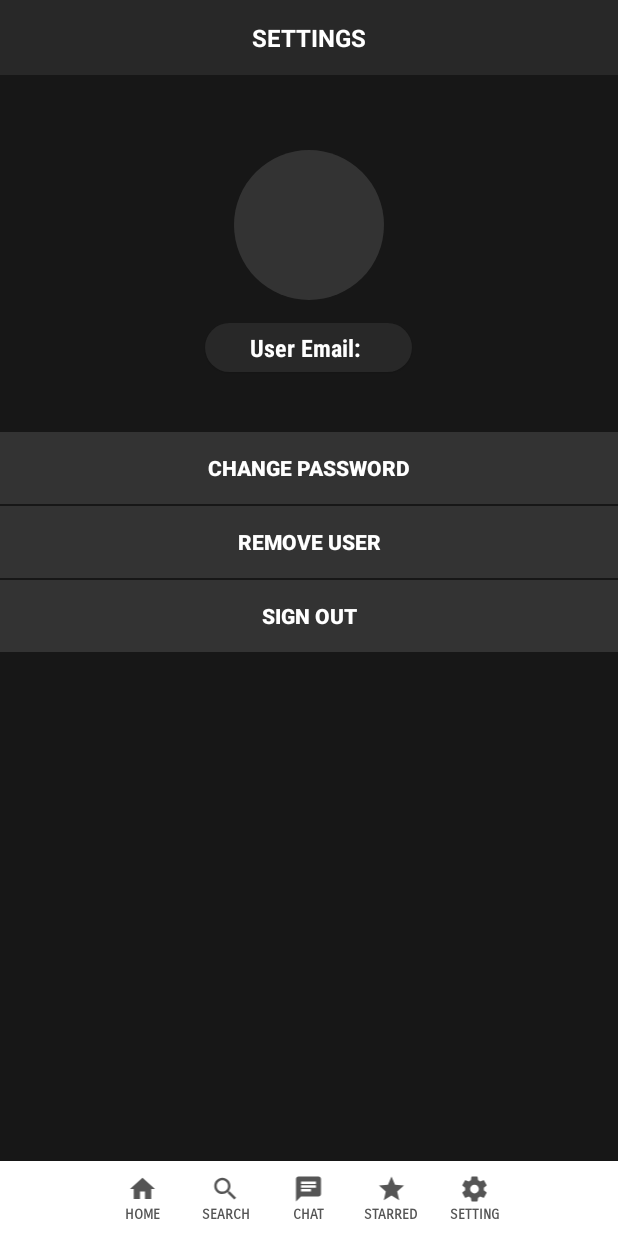
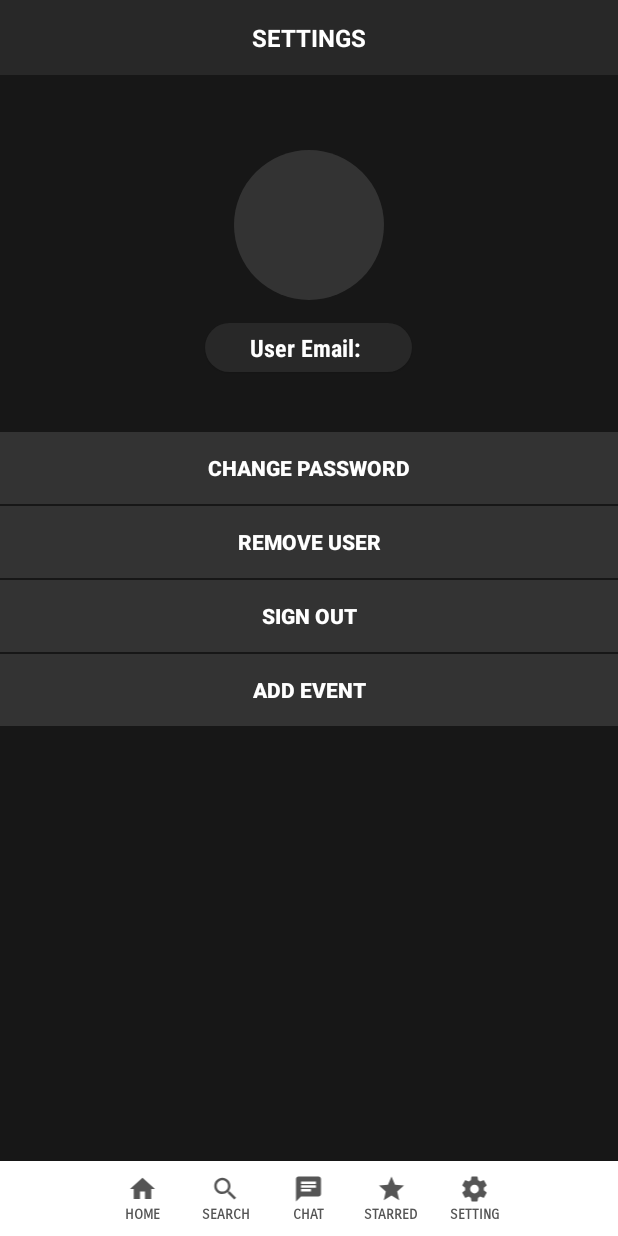
Before and after one commit to MiguelAAe/CS2001-group10-lab1, an Android app: the MainActivity screen opened directly, with no data from a screen before it, after a tap on "SETTING", on a phone screen of 412 x 824 dp. Run offline under Robolectric (Android 15) with nearby library versions, the phone set to English and light mode, and no system bars; our stand-ins replace Firebase (no records; nobody signed in at launch, a user with empty details on screens opened directly); libraries missing offline, so code that uses them is left out: com.firebase.client; 1 statement that could not run was skipped.

Commit message:
app able to place and recieve events from firebase

```diff
--- a/MusicAppp/app/src/main/AndroidManifest.xml
+++ b/MusicAppp/app/src/main/AndroidManifest.xml
@@ -23,6 +23,11 @@
         <activity android:name=".AccountActivity.ResetPasswordActivity"/>
         <activity android:name=".SettingsActivity" />
         <activity android:name=".AccountActivity.LoginActivity"/>
+        <activity android:name=".EventDetailActivity"/>
+        <activity android:name=".AddEventActivity"/>
+        <activity android:name=".SearchActivity"/>
+
+
     </application>
 
 </manifest>
--- a/MusicAppp/app/src/main/java/com/example/michael/musicapp/MainActivity.java
+++ b/MusicAppp/app/src/main/java/com/example/michael/musicapp/MainActivity.java
@@ -1,26 +1,54 @@
 package com.example.michael.musicapp;
 
 import android.content.Intent;
+import android.location.Address;
 import android.support.v7.app.AppCompatActivity;
 import android.os.Bundle;
 import android.view.View;
+import android.widget.FrameLayout;
 import android.widget.LinearLayout;
+import android.widget.TextView;
 
 import com.example.michael.musicapp.AccountActivity.LoginActivity;
 import com.example.michael.musicapp.AccountActivity.StartUpActivity;
 import com.example.michael.musicapp.SettingsActivity;
 import com.example.michael.musicapp.AccountActivity.SignupActivity;
+import com.firebase.client.ChildEventListener;
+import com.firebase.client.DataSnapshot;
+import com.firebase.client.Firebase;
+import com.firebase.client.FirebaseError;
+import com.firebase.client.ValueEventListener;
 import com.google.firebase.auth.FirebaseAuth;
 import com.google.firebase.auth.FirebaseUser;
+
+import org.w3c.dom.Text;
+
+import java.util.ArrayList;
+import java.util.Map;
 
 public class MainActivity extends AppCompatActivity {
 
     private LinearLayout btnSettings;
+    private LinearLayout btnSearch;
+
+    private LinearLayout btnMini_Event;
+    private ArrayList<TextView> event_address = new ArrayList<TextView>();
+    private ArrayList<TextView> event_name = new ArrayList<TextView>();
+    private ArrayList<TextView> event_genre = new ArrayList<TextView>();
+    private ArrayList<TextView> event_date = new ArrayList<TextView>();
+    private ArrayList<TextView> event_time = new ArrayList<TextView>();
+    public ArrayList<String> eventkey = new ArrayList<String>();
+    private int count = 0;
+    private View v;
+    private View b;
+    private int i;
 
     @Override
     protected void onCreate(Bundle savedInstanceState) {
         super.onCreate(savedInstanceState);
         setContentView(R.layout.activity_main);
+
+        Firebase.setAndroidContext(this);
 
         //get current user
         final FirebaseUser user = FirebaseAuth.getInstance().getCurrentUser();
@@ -32,14 +60,103 @@ public class MainActivity extends AppCompatActivity {
             finish();
         }
 
+        ArrayList <View> event = new ArrayList<View>();
+
+        /*for (i = 0; i < 5; i++) {
+
+
+            v = getLayoutInflater().inflate(R.layout.mini_event, null);
+            LinearLayout f = (LinearLayout) findViewById(R.id.main);
+            f.addView(v);
+
+
+            //btnMini_Event = (LinearLayout) findViewById(R.id.mini_event_1);
+            //TextView rr = (TextView)v.findViewById(R.id.Event_Name);
+            //rr.setText("jhdsfgysdfg");
+
+            event_address.add((TextView) v.findViewById(R.id.Event_Address));
+            event_time.add((TextView) v.findViewById(R.id.Event_Time));
+            event_name.add((TextView) v.findViewById(R.id.Event_Name));
+            event_genre.add((TextView) v.findViewById(R.id.Event_Genre));
+            event_date.add((TextView) v.findViewById(R.id.Event_Date));
+
+            LinearLayout eventb = (LinearLayout) v.findViewById(R.id.mini_event);
+            eventb.setOnClickListener(new View.OnClickListener() {
+                @Override
+                public void onClick(View v) {
+                    startActivity(new Intent(MainActivity.this, EventDetailActivity.class));
+                }
+            });
+        }
+
+        Firebase finding_events = new Firebase("https://musicapp-f8eb2.firebaseio.com/Events");
+        finding_events.addValueEventListener(new ValueEventListener() {
+            @Override
+            public void onDataChange(DataSnapshot dataSnapshot) {
+            }
+
+            @Override
+            public void onCancelled(FirebaseError firebaseError) {
+
+            }
+        });
+
+
+        for (int i = 0; i< 2; i++) {
+            String location = "https://musicapp-f8eb2.firebaseio.com/Events/event1";
+            Firebase database = new Firebase(location);
+            database.addValueEventListener(new ValueEventListener() {
+                @Override
+                public void onDataChange(DataSnapshot dataSnapshot) {
+
+
+
+                        Map<String, String> map = dataSnapshot.getValue(Map.class);
+                        String address = map.get("Address");
+                        String name = map.get("Name");
+                        String date = map.get("Date");
+                        String time = map.get("Time");
+                        String genre = map.get("Music Genre");
+
+                        event_address.get(count).setText(address);
+                        event_date.get(count).setText(date);
+                        event_genre.get(count).setText(genre);
+                        event_name.get(count).setText(name);
+                        event_time.get(count).setText(time);
+
+                        count = count + 1;
+
+                }
+
+                @Override
+                public void onCancelled(FirebaseError firebaseError) {
+
+                }
+            });
+        }*/
+
         btnSettings = (LinearLayout) findViewById(R.id.setting_button);
         //If this button is clicked then it activates the sign up class
         btnSettings.setOnClickListener(new View.OnClickListener() {
             @Override
             public void onClick(View v) {
                 startActivity(new Intent(MainActivity.this, SettingsActivity.class));
+
             }
         });
+
+        btnSearch = (LinearLayout) findViewById(R.id.search_button);
+        //If this button is clicked then it activates the sign up class
+        btnSearch.setOnClickListener(new View.OnClickListener() {
+            @Override
+            public void onClick(View v) {
+                startActivity(new Intent(MainActivity.this, SearchActivity.class));
+
+            }
+        });
+
+
+
     }
 
 
--- a/MusicAppp/app/src/main/java/com/example/michael/musicapp/SettingsActivity.java
+++ b/MusicAppp/app/src/main/java/com/example/michael/musicapp/SettingsActivity.java
@@ -26,7 +26,7 @@ import com.google.firebase.auth.FirebaseUser;
 
 public class SettingsActivity extends AppCompatActivity {
     private Button btnChangePassword, btnRemoveUser,
-            changePassword, remove, signOut;
+            changePassword, remove, signOut, addevent;
     private TextView email;
 
     private EditText oldEmail, password, newPassword;
@@ -77,6 +77,8 @@ public class SettingsActivity extends AppCompatActivity {
 
         changePassword = (Button) findViewById(R.id.changePass);
 
+        addevent = (Button) findViewById(R.id.add_event_button);
+
         remove = (Button) findViewById(R.id.remove);
         signOut = (Button) findViewById(R.id.sign_out);
 
@@ -112,6 +114,13 @@ public class SettingsActivity extends AppCompatActivity {
                 changePassword.setVisibility(View.VISIBLE);
 
                 remove.setVisibility(View.GONE);
+            }
+        });
+
+        addevent.setOnClickListener(new View.OnClickListener() {
+            @Override
+            public void onClick(View v) {
+                startActivity(new Intent(SettingsActivity.this, AddEventActivity.class));
             }
         });
 
--- a/MusicAppp/app/src/main/res/layout/activity_settings.xml
+++ b/MusicAppp/app/src/main/res/layout/activity_settings.xml
@@ -116,6 +116,10 @@
             android:id="@+id/sign_out"
             style="@style/buttonStyle2"
             android:text="@string/btn_sign_out" />
+        <Button
+            android:id="@+id/add_event_button"
+            style="@style/buttonStyle2"
+            android:text="Add Event" />
 
     </LinearLayout>
     </ScrollView>
--- a/MusicAppp/app/src/main/res/values/styles.xml
+++ b/MusicAppp/app/src/main/res/values/styles.xml
@@ -45,6 +45,8 @@
         <item name="android:background">@drawable/rounded_corners</item>
     </style>
 
+
+
     <style name="buttonStyle1">
         <item name="android:layout_width">match_parent</item>
         <item name="android:layout_height">40dp</item>
```
Also changed, not shown: MusicAppp/app/src/main/java/com/example/michael/musicapp/AddEventActivity.java (added, +66 -0 lines), MusicAppp/app/src/main/java/com/example/michael/musicapp/Event.java (added, +52 -0 lines), MusicAppp/app/src/main/java/com/example/michael/musicapp/EventDetailActivity.java (added, +24 -0 lines), MusicAppp/app/src/main/java/com/example/michael/musicapp/EventList.java (added, +54 -0 lines), MusicAppp/app/src/main/java/com/example/michael/musicapp/SearchActivity.java (added, +65 -0 lines), MusicAppp/app/src/main/res/layout/activity_addevent.xml (added, +93 -0 lines), MusicAppp/app/src/main/res/layout/activity_event_detail.xml (added, +155 -0 lines), MusicAppp/app/src/main/res/layout/activity_main.xml (+2 -6 lines), MusicAppp/app/src/main/res/layout/activity_search.xml (added, +44 -0 lines), MusicAppp/app/src/main/res/layout/mini_event.xml (+14 -12 lines), MusicAppp/app/src/main/res/values/strings.xml (+7 -0 lines).
